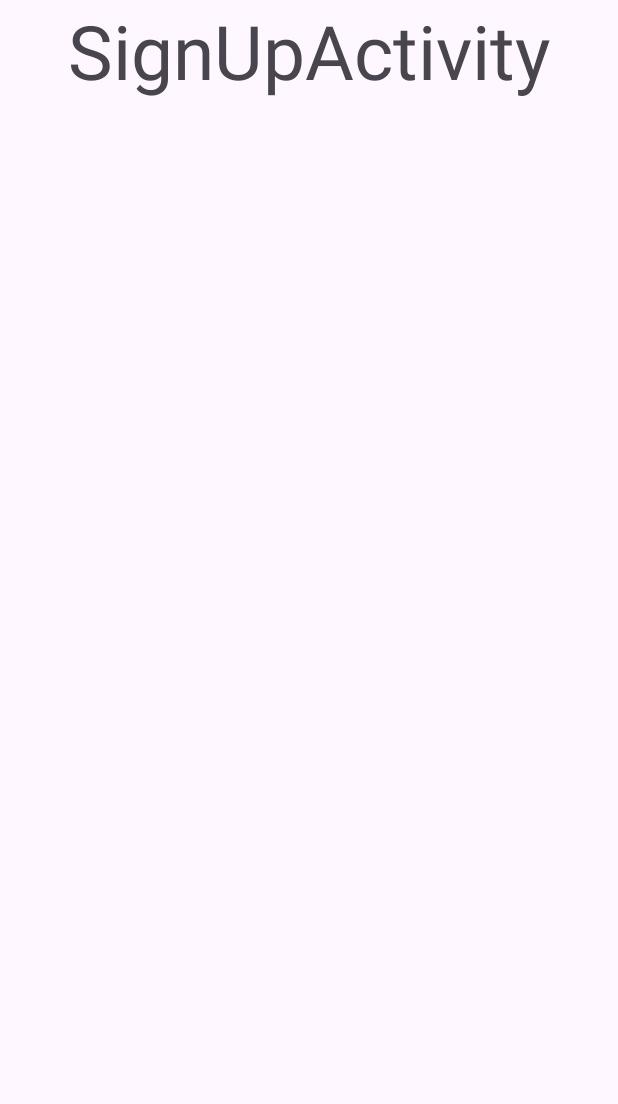
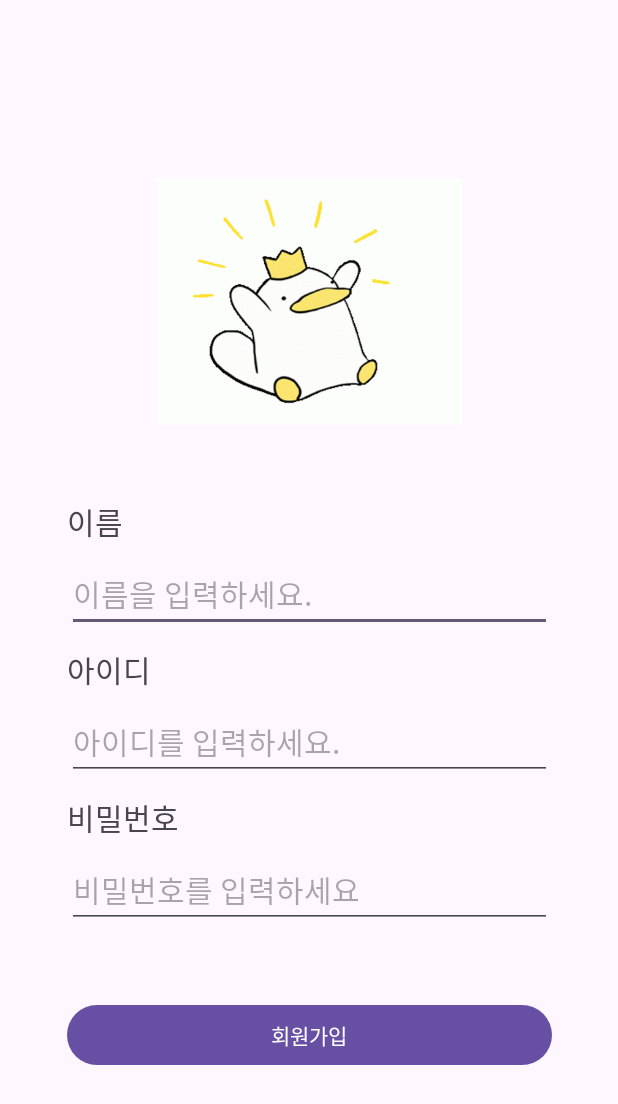
Before and after one commit to Ohleesang/AboutMeProgramming, an Android app: the SignUpActivity screen opened directly, with no data from a screen before it, on a phone screen of 412 x 824 dp. Shown: the top 1104 px of the screen. Run offline under Robolectric (Android 15) with nearby library versions, the phone set to English and light mode, and no system bars.

Commit message:
Design : SignUpActivity 의 UI 디자인
activity_sign_up.xml 에 각 위젯 추가 및 디자인

```diff
--- a/app/src/main/res/layout/activity_sign_up.xml
+++ b/app/src/main/res/layout/activity_sign_up.xml
@@ -6,13 +6,101 @@
     android:layout_height="match_parent"
     tools:context=".SignUpActivity">
 
-    <TextView
-        android:id="@+id/textView2"
-        android:layout_width="wrap_content"
-        android:layout_height="wrap_content"
-        android:text="SignUpActivity"
-        android:textSize="50dp"
+    <androidx.constraintlayout.widget.ConstraintLayout
+        android:layout_width="323dp"
+        android:layout_height="697dp"
+        app:layout_constraintBottom_toBottomOf="parent"
         app:layout_constraintEnd_toEndOf="parent"
         app:layout_constraintStart_toStartOf="parent"
-        app:layout_constraintTop_toTopOf="parent" />
+        app:layout_constraintTop_toTopOf="parent">
+
+        <pl.droidsonroids.gif.GifImageView
+            android:id="@+id/imageView"
+            android:layout_width="203dp"
+            android:layout_height="211dp"
+            android:layout_marginTop="32dp"
+            android:src="@drawable/duck"
+            app:layout_constraintEnd_toEndOf="parent"
+            app:layout_constraintStart_toStartOf="parent"
+            app:layout_constraintTop_toTopOf="parent" />
+
+        <TextView
+            android:id="@+id/textView_name"
+            android:layout_width="wrap_content"
+            android:layout_height="wrap_content"
+            android:layout_marginBottom="8dp"
+            android:text="이름"
+            android:textSize="20dp"
+            app:layout_constraintBottom_toTopOf="@+id/editText_name"
+            app:layout_constraintStart_toStartOf="@+id/editText_id" />
+
+        <TextView
+            android:id="@+id/textView_id"
+            android:layout_width="wrap_content"
+            android:layout_height="wrap_content"
+            android:layout_marginBottom="8dp"
+            android:text="아이디"
+            android:textSize="20dp"
+            app:layout_constraintBottom_toTopOf="@+id/editText_id"
+            app:layout_constraintStart_toStartOf="@+id/editText_id" />
+
+        <TextView
+            android:id="@+id/textView_pw"
+            android:layout_width="wrap_content"
+            android:layout_height="wrap_content"
+            android:layout_marginBottom="8dp"
+            android:text="비밀번호"
+            android:textSize="20dp"
+            app:layout_constraintBottom_toTopOf="@+id/editText_pw"
+            app:layout_constraintStart_toStartOf="@+id/editText_pw" />
+
+        <EditText
+            android:id="@+id/editText_name"
+            android:layout_width="0dp"
+            android:layout_height="wrap_content"
+            android:layout_marginTop="64dp"
+            android:ems="10"
+            android:hint="이름을 입력하세요."
+            android:inputType="text"
+            android:textSize="20dp"
+            app:layout_constraintEnd_toEndOf="parent"
+            app:layout_constraintStart_toStartOf="parent"
+            app:layout_constraintTop_toBottomOf="@+id/imageView" />
+
+        <EditText
+            android:id="@+id/editText_id"
+            android:layout_width="0dp"
+            android:layout_height="wrap_content"
+            android:layout_marginTop="48dp"
+            android:ems="10"
+            android:hint="아이디를 입력하세요."
+            android:inputType="text"
+            android:textSize="20dp"
+            app:layout_constraintEnd_toEndOf="parent"
+            app:layout_constraintStart_toStartOf="parent"
+            app:layout_constraintTop_toBottomOf="@+id/editText_name" />
+
+        <EditText
+            android:id="@+id/editText_pw"
+            android:layout_width="0dp"
+            android:layout_height="wrap_content"
+            android:layout_marginTop="48dp"
+            android:ems="10"
+            android:hint="비밀번호를 입력하세요"
+            android:inputType="textPassword"
+            android:textSize="20dp"
+            app:layout_constraintEnd_toEndOf="parent"
+            app:layout_constraintStart_toStartOf="parent"
+            app:layout_constraintTop_toBottomOf="@+id/editText_id" />
+
+        <Button
+            android:id="@+id/btn_signUp"
+            android:layout_width="0dp"
+            android:layout_height="wrap_content"
+            android:text="회원가입"
+            app:layout_constraintBottom_toBottomOf="parent"
+            app:layout_constraintEnd_toEndOf="parent"
+            app:layout_constraintStart_toStartOf="parent"
+            app:layout_constraintTop_toBottomOf="@+id/editText_pw" />
+    </androidx.constraintlayout.widget.ConstraintLayout>
 </androidx.constraintlayout.widget.ConstraintLayout>
```
